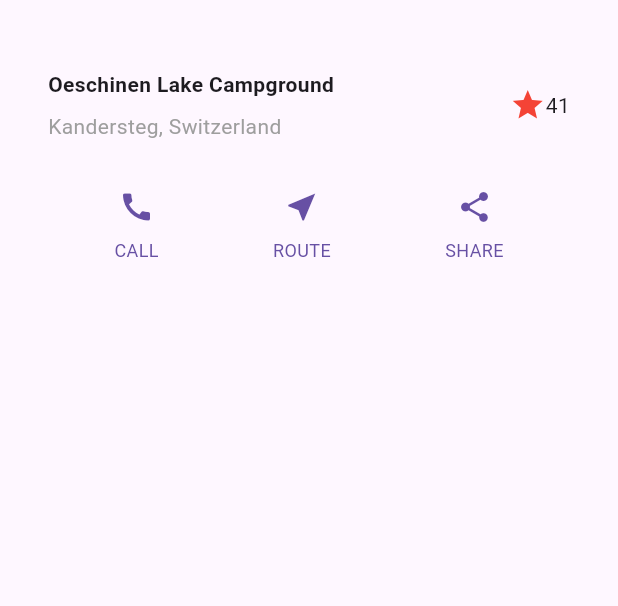
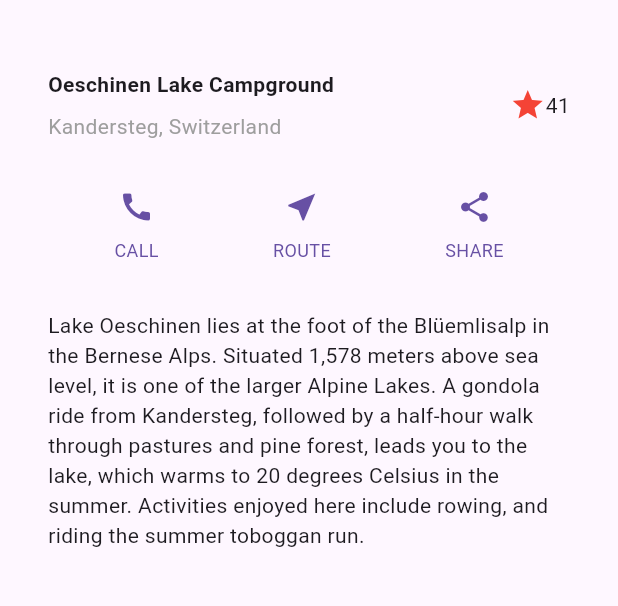
Before and after one commit to chadhorne/job_tracker_app, a Flutter app: the screen it shows after launch, on a phone screen of 412 x 824 dp, the part 63-669 px from its top. Run offline on Flutter 3.47's test engine with Material 3 defaults, Android fonts, the phone set to English and light mode, and no system bars.

Commit message:
text section

```diff
--- a/lib/main.dart
+++ b/lib/main.dart
@@ -56,6 +56,18 @@
       ],
     );
 
+    Widget textSection = Container(
+        padding: const EdgeInsets.all(32),
+        child: const Text(
+          'Lake Oeschinen lies at the foot of the Blüemlisalp in the Bernese '
+          'Alps. Situated 1,578 meters above sea level, it is one of the '
+          'larger Alpine Lakes. A gondola ride from Kandersteg, followed by a '
+          'half-hour walk through pastures and pine forest, leads you to the '
+          'lake, which warms to 20 degrees Celsius in the summer. Activities '
+          'enjoyed here include rowing, and riding the summer toboggan run.',
+          softWrap: true,
+        ));
+
     return MaterialApp(
       title: 'Flutter layout demo',
       home: Scaffold(
@@ -66,6 +78,7 @@
           children: [
             titleSection,
             buttonSection,
+            textSection,
           ],
         ),
       ),
```
